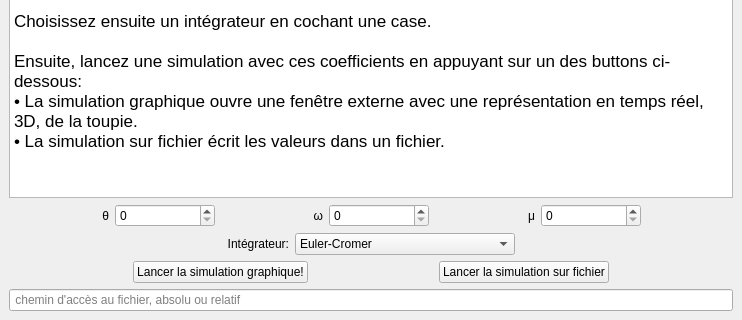
First picture: the form in mainwindow.ui, repository yannisulrich/ProjetToupie, before the edit; both pictures show x 0 to 742 and y 142 to 462 of the 742 by 462 pixel window.
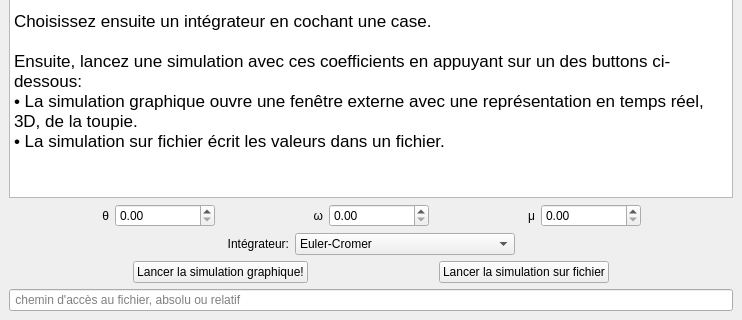
Second picture: the form after the edit.

What changed in the file:
```diff
--- a/mainwindow.ui
+++ b/mainwindow.ui
@@ -62,7 +62,7 @@
        </widget>
       </item>
       <item>
-       <widget class="QSpinBox" name="spinBox_3">
+       <widget class="QDoubleSpinBox" name="doubleSpinBox_t">
         <property name="minimumSize">
          <size>
           <width>100</width>
@@ -95,7 +95,7 @@
        </widget>
       </item>
       <item>
-       <widget class="QSpinBox" name="spinBox_2">
+       <widget class="QDoubleSpinBox" name="doubleSpinBox_o">
         <property name="minimumSize">
          <size>
           <width>100</width>
@@ -128,7 +128,7 @@
        </widget>
       </item>
       <item>
-       <widget class="QSpinBox" name="spinBox">
+       <widget class="QDoubleSpinBox" name="doubleSpinBox_u">
         <property name="minimumSize">
          <size>
           <width>100</width>
```
Left out of the diff: 15 changed lines with no effect on the pictures.
